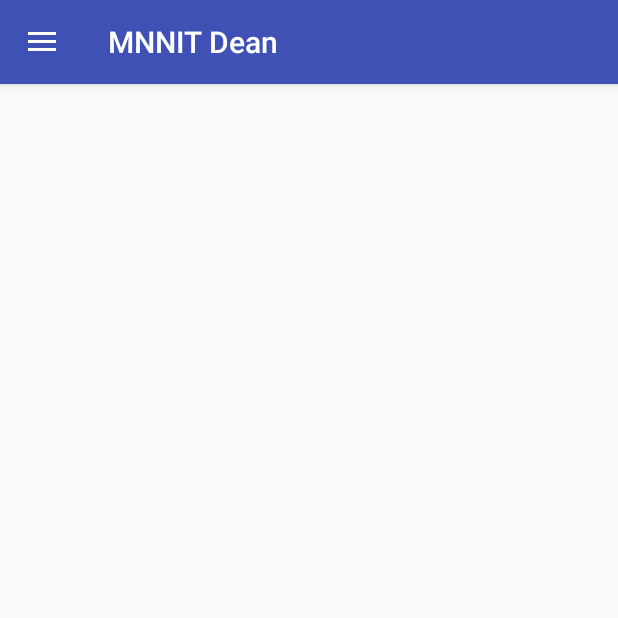
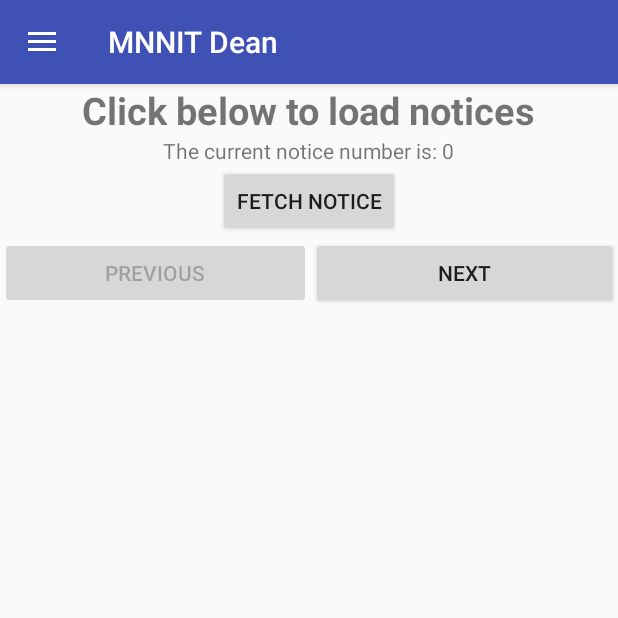
Before and after one commit to harshwall/MNNITDean, an Android app: the studentlogin screen opened directly, with no data from a screen before it, on a phone screen of 412 x 824 dp, the top half of it. Run offline under Robolectric (Android 15) with nearby library versions, the phone set to English and light mode, and no system bars; our stand-ins replace Firebase (no records; nobody signed in at launch, a user with empty details on screens opened directly); 1 statement that could not run was skipped.

Commit message:
multiple notices upload mechanism added to admin also

```diff
--- a/app/src/main/AndroidManifest.xml
+++ b/app/src/main/AndroidManifest.xml
@@ -38,7 +38,8 @@
         <activity android:name=".upnotice" />
         <activity android:name=".upacademic" />
         <activity android:name=".updownloads" />
-        <activity android:name=".upfees"></activity>
+        <activity android:name=".upfees" />
+        <activity android:name=".admnotice"></activity>
     </application>
 
 </manifest>
--- a/app/src/main/java/com/example/mnnit/mnnitdean/adminActivity.java
+++ b/app/src/main/java/com/example/mnnit/mnnitdean/adminActivity.java
@@ -44,6 +44,8 @@ public class adminActivity extends AppCompatActivity {
                 int id=menuItem.getItemId();
                 switch (id){
                     case R.id.notice:
+                        Intent admnot=new Intent(adminActivity.this,admnotice.class);
+                        startActivity(admnot);
                         break;
                     case R.id.up_notice:
                         Intent intent=new Intent(adminActivity.this,upnotice.class);
--- a/app/src/main/java/com/example/mnnit/mnnitdean/studentlogin.java
+++ b/app/src/main/java/com/example/mnnit/mnnitdean/studentlogin.java
@@ -15,13 +15,22 @@ import android.os.Bundle;
 import android.view.MenuItem;
 import android.view.View;
 import android.webkit.WebView;
+import android.widget.Button;
+import android.widget.TextView;
 import android.widget.Toast;
 
 import com.google.android.gms.tasks.OnFailureListener;
 import com.google.android.gms.tasks.OnSuccessListener;
 import com.google.firebase.auth.FirebaseAuth;
+import com.google.firebase.database.DataSnapshot;
+import com.google.firebase.database.DatabaseError;
+import com.google.firebase.database.DatabaseReference;
+import com.google.firebase.database.FirebaseDatabase;
+import com.google.firebase.database.ValueEventListener;
 import com.google.firebase.storage.FirebaseStorage;
 import com.google.firebase.storage.StorageReference;
+
+import org.w3c.dom.Text;
 
 import java.net.MalformedURLException;
 import java.net.URL;
@@ -31,11 +40,13 @@ public class studentlogin extends AppCompatActivity {
 
     private DrawerLayout mDrawerLayout;
     private ActionBarDrawerToggle mToggle;
-    WebView webView;
     StorageReference storageReference;
+    DatabaseReference databaseReference;
     URL s;
-    Uri sak;
     ProgressDialog dialog;
+    int notice,currNotice;
+    TextView t1;
+    Button next,prev;
 
 
     FirebaseAuth auth;
@@ -47,9 +58,28 @@ public class studentlogin extends AppCompatActivity {
         dialog=new ProgressDialog(this);
         dialog.setMessage("Please Wait...");
         auth=FirebaseAuth.getInstance();
-        webView=(WebView)findViewById(R.id.webView);
-        webView.getSettings().setJavaScriptEnabled(true);
+        t1=(TextView)findViewById(R.id.no);
+        next=(Button)findViewById(R.id.next);
+        prev=(Button)findViewById(R.id.prev);
         storageReference= FirebaseStorage.getInstance().getReference();
+        databaseReference= FirebaseDatabase.getInstance().getReference();
+        dialog.show();
+        databaseReference.child("Notice").addListenerForSingleValueEvent(new ValueEventListener() {
+            @Override
+            public void onDataChange(@NonNull DataSnapshot dataSnapshot) {
+                notice n=dataSnapshot.getValue(notice.class);
+                notice=Integer.parseInt(n.notice);
+                currNotice=notice;
+                t1.setText("The current notice number is: "+currNotice);
+                prev.setEnabled(false);
+                dialog.dismiss();
+            }
+
+            @Override
+            public void onCancelled(@NonNull DatabaseError databaseError) {
+
+            }
+        });
         mDrawerLayout=(DrawerLayout)findViewById(R.id.drawer);
         NavigationView navigationView=findViewById(R.id.nav_view);
         navigationView.setNavigationItemSelectedListener(
@@ -77,13 +107,7 @@ public class studentlogin extends AppCompatActivity {
                                         startActivity(io);
                                         dialog.dismiss();
                                     }
-                                })
-                                        .addOnFailureListener(new OnFailureListener() {
-                                            @Override
-                                            public void onFailure(@NonNull Exception e) {
-                                                dialog.dismiss();
-                                            }
-                                        });
+                                });
 
                                 break;
                             case R.id.downloads:break;
@@ -120,7 +144,7 @@ public class studentlogin extends AppCompatActivity {
 
 
     }
-
+//pop up back press for sign out
     @Override
     public void onBackPressed()
     {
@@ -144,7 +168,7 @@ public class studentlogin extends AppCompatActivity {
         alert.setTitle("Dialog Header");
         alert.show();
     }
-
+//for drawer toggle
     public boolean onOptionsItemSelected(MenuItem item)
     {
         if(mToggle.onOptionsItemSelected(item)){
@@ -152,5 +176,47 @@ public class studentlogin extends AppCompatActivity {
         }
         return super.onOptionsItemSelected(item);
     }
+    //button press
+    public void nextPress(View v){
+        if(currNotice>1)
+        {
+            currNotice--;
+            if(currNotice<notice)
+                prev.setEnabled(true);
+            if(currNotice==1)
+                next.setEnabled(false);
+        }
+        t1.setText("The current notice number is: "+currNotice);
 
+
+
+    }
+    public void prevPress(View v){
+        if(currNotice<notice)
+        {
+            currNotice++;
+            if(currNotice==notice)
+                prev.setEnabled(false);
+            if(currNotice>1)
+                next.setEnabled(true);
+
+        }
+        t1.setText("The current notice number is: "+currNotice);
+
+    }
+
+    public void fetch(View v){
+        dialog.show();
+        storageReference.child("Notice/"+currNotice+".pdf").getDownloadUrl().addOnSuccessListener(new OnSuccessListener<Uri>() {
+            @Override
+            public void onSuccess(Uri uri) {
+                Intent io=new Intent(Intent.ACTION_VIEW);
+                io.setDataAndType(uri,"application/pdf");
+                io.setFlags(Intent.FLAG_ACTIVITY_CLEAR_TOP);
+                startActivity(io);
+                dialog.dismiss();
+            }
+        });
+
+    }
 }
--- a/app/src/main/res/layout/activity_studentlogin.xml
+++ b/app/src/main/res/layout/activity_studentlogin.xml
@@ -14,11 +14,49 @@
         android:layout_width="match_parent"
         android:layout_height="match_parent"
         android:orientation="vertical">
-        <WebView
+
+        <TextView
             android:layout_width="wrap_content"
             android:layout_height="wrap_content"
-            android:id="@+id/webView">
-        </WebView>
+            android:layout_gravity="center"
+            android:text="Click below to load notices"
+            android:textSize="25dp"
+            android:textStyle="bold"/>
+        <TextView
+            android:layout_width="wrap_content"
+            android:layout_height="wrap_content"
+            android:layout_gravity="center"
+            android:id="@+id/no"/>
+        <Button
+            android:layout_width="wrap_content"
+            android:layout_height="wrap_content"
+            android:layout_gravity="center"
+            android:text="Fetch Notice"
+            android:id="@+id/fetch"
+            android:onClick="fetch"/>
+
+        <LinearLayout
+            android:layout_width="match_parent"
+            android:layout_height="wrap_content"
+            android:orientation="horizontal">
+            <Button
+                android:layout_width="wrap_content"
+                android:layout_height="wrap_content"
+                android:layout_gravity="center"
+                android:layout_weight="1"
+                android:text="Previous"
+                android:id="@+id/prev"
+                android:onClick="prevPress"/>
+            <Button
+                android:layout_width="wrap_content"
+                android:layout_height="wrap_content"
+                android:layout_gravity="center"
+                android:text="Next"
+                android:id="@+id/next"
+                android:onClick="nextPress"
+                android:layout_weight="1"/>
+        </LinearLayout>
+
 
     </LinearLayout>
     </ScrollView>
```
Also changed, not shown: app/src/main/java/com/example/mnnit/mnnitdean/admnotice.java (added, +107 -0 lines), app/src/main/res/layout/activity_admnotice.xml (added, +59 -0 lines).
